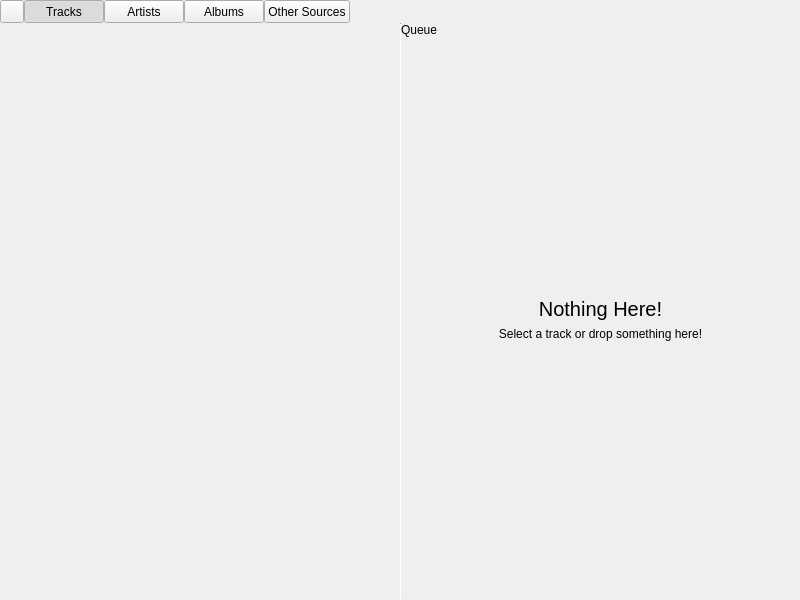
Old version of the form application/mainwindow.ui in the repository theCheeseboard/theBeat.
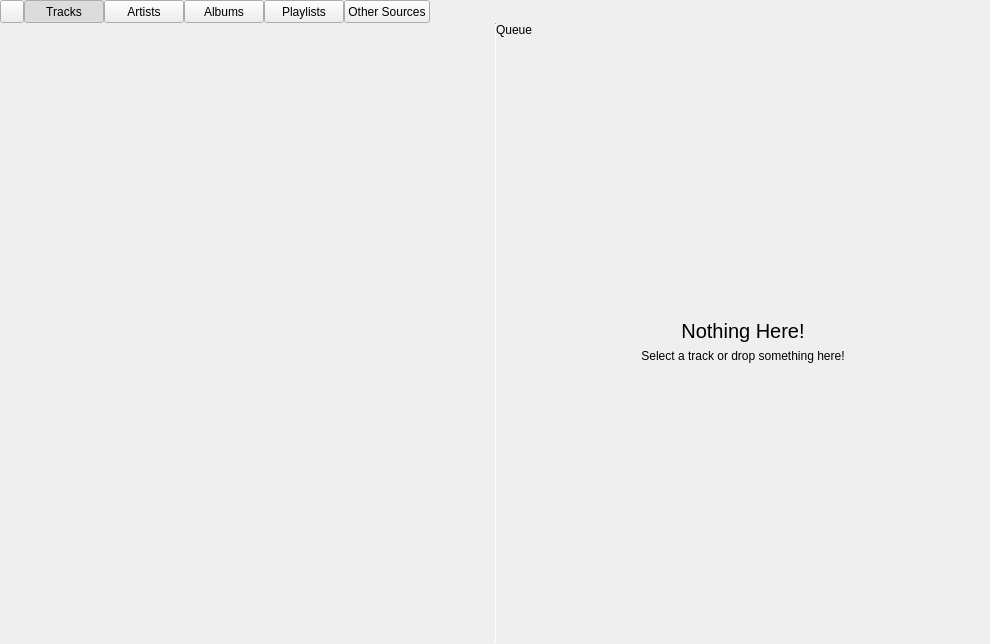
New version of the form. The open tabs and pages were chosen to show the change. Icons and pictures are not drawn. Custom widgets are drawn as their Qt base class.

Commit message: Implement rudimentary playlists

```diff
--- a/application/mainwindow.ui
+++ b/application/mainwindow.ui
@@ -6,8 +6,8 @@
    <rect>
     <x>0</x>
     <y>0</y>
-    <width>800</width>
-    <height>600</height>
+    <width>990</width>
+    <height>644</height>
    </rect>
   </property>
   <property name="windowTitle">
@@ -153,6 +153,28 @@
          </property>
         </widget>
        </item>
+       <item>
+        <widget class="QPushButton" name="playlistsButton">
+         <property name="sizePolicy">
+          <sizepolicy hsizetype="Preferred" vsizetype="Preferred">
+           <horstretch>0</horstretch>
+           <verstretch>0</verstretch>
+          </sizepolicy>
+         </property>
+         <property name="text">
+          <string>Playlists</string>
+         </property>
+         <property name="icon">
+          <iconset theme="view-media-playlist"/>
+         </property>
+         <property name="checkable">
+          <bool>true</bool>
+         </property>
+         <property name="autoExclusive">
+          <bool>true</bool>
+         </property>
+        </widget>
+       </item>
        <item>
         <widget class="QPushButton" name="otherButton">
          <property name="sizePolicy">
@@ -209,6 +231,7 @@
         <widget class="TracksWidget" name="tracksPage"/>
         <widget class="ArtistsAlbumsWidget" name="artistsPage"/>
         <widget class="ArtistsAlbumsWidget" name="albumsPage"/>
+        <widget class="UserPlaylistsWidget" name="playlistsPage"/>
         <widget class="OtherSourcesWidget" name="otherSourcesPage"/>
        </widget>
       </item>
@@ -495,6 +518,12 @@
    <header>othersourceswidget.h</header>
    <container>1</container>
   </customwidget>
+  <customwidget>
+   <class>UserPlaylistsWidget</class>
+   <extends>QWidget</extends>
+   <header>userplaylistswidget.h</header>
+   <container>1</container>
+  </customwidget>
  </customwidgets>
  <resources>
   <include location="resources.qrc"/>
```
The commit also changes 180 other files.
